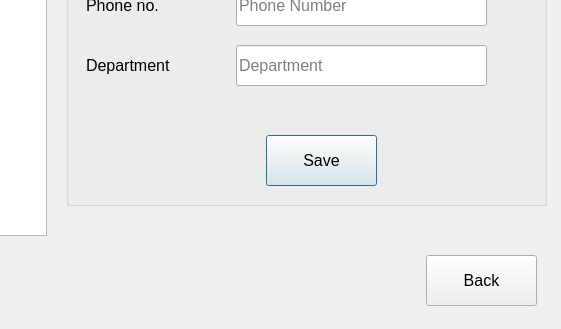
Before: the Qt Designer form Sqlite_DB/nurseinfo.ui in AnishBharati/Qt-HMS, drawn with Qt 5; both pictures show x 504 to 1065 and y 335 to 664 of the 1065 by 664 pixel window.
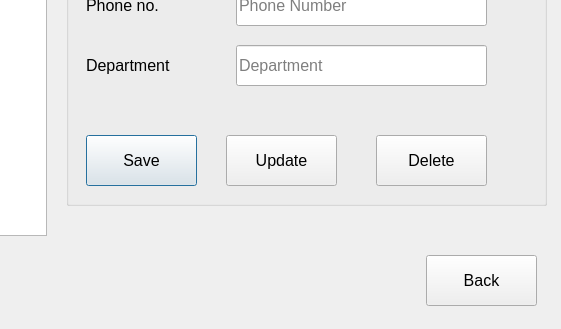
After: the same form once the commit is applied.

The edit to the form file:
```diff
--- a/Sqlite_DB/nurseinfo.ui
+++ b/Sqlite_DB/nurseinfo.ui
@@ -163,7 +163,7 @@
    <widget class="QPushButton" name="pushButton">
     <property name="geometry">
      <rect>
-      <x>200</x>
+      <x>20</x>
       <y>440</y>
       <width>111</width>
       <height>51</height>
@@ -199,6 +199,32 @@
      <string>Department</string>
     </property>
    </widget>
+   <widget class="QPushButton" name="pushButton_4">
+    <property name="geometry">
+     <rect>
+      <x>160</x>
+      <y>440</y>
+      <width>111</width>
+      <height>51</height>
+     </rect>
+    </property>
+    <property name="text">
+     <string>Update</string>
+    </property>
+   </widget>
+   <widget class="QPushButton" name="pushButton_5">
+    <property name="geometry">
+     <rect>
+      <x>310</x>
+      <y>440</y>
+      <width>111</width>
+      <height>51</height>
+     </rect>
+    </property>
+    <property name="text">
+     <string>Delete</string>
+    </property>
+   </widget>
   </widget>
   <widget class="QPushButton" name="pushButton_2">
    <property name="geometry">
```
